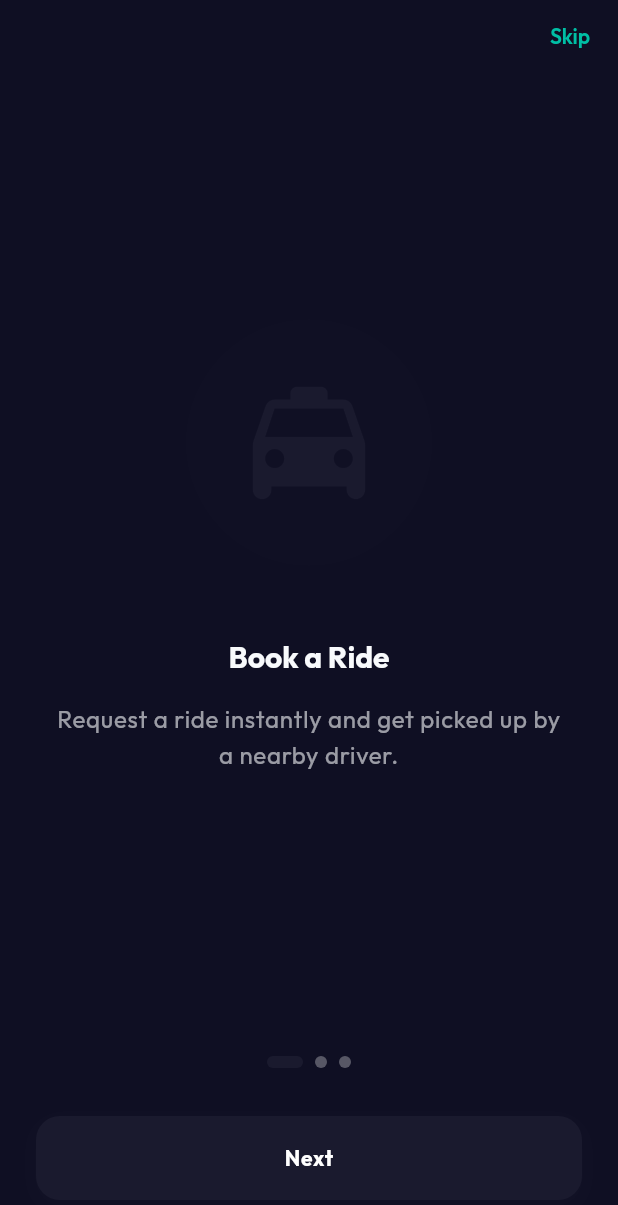
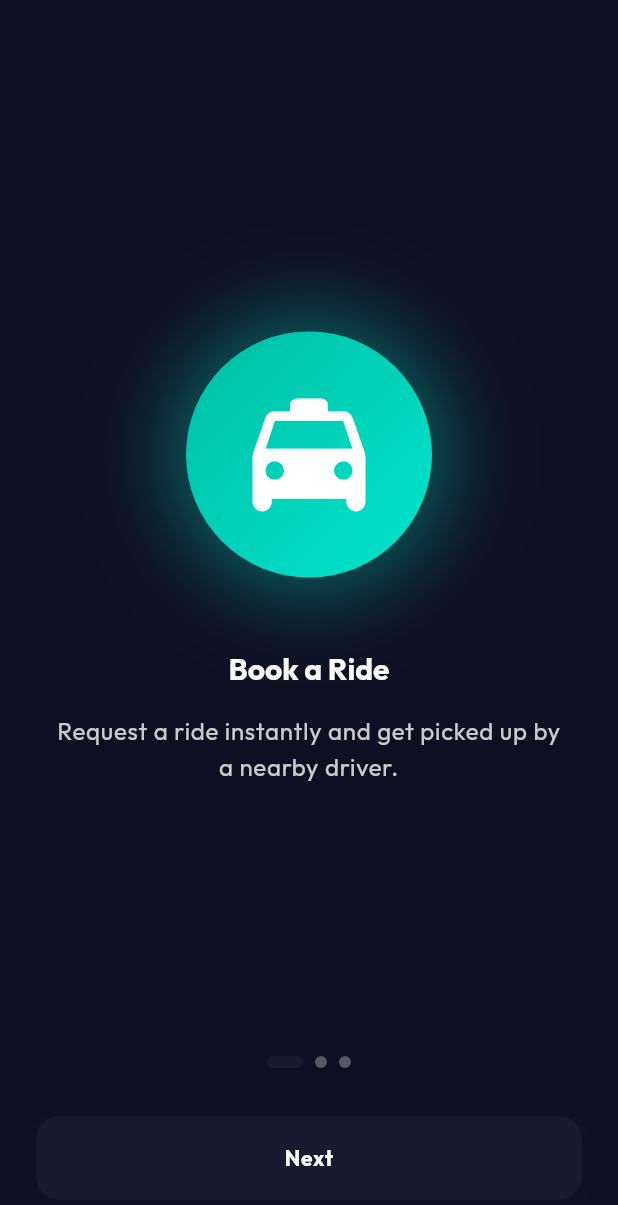
Before and after one commit to umar-git123/RideEASE, a Flutter app: the screen it shows after launch, on a phone screen of 412 x 824 dp. Shown: the top 1205 px of the screen. Run offline on Flutter 3.47's test engine with Material 3 defaults, Android fonts, the phone set to English and light mode, and no system bars; our stand-ins replace flutter_map, geolocator, google_fonts, latlong2, supabase_flutter; accounts and stored records are empty.

Commit message:
Fixed UI for onboarding screens

```diff
--- a/lib/screens/onboarding/onboarding_screen.dart
+++ b/lib/screens/onboarding/onboarding_screen.dart
@@ -1,6 +1,7 @@
 import 'package:flutter/material.dart';
 import '../auth/login_screen.dart';
 import '../../widgets/custom_button.dart';
+import '../../core/theme.dart';
 
 class OnboardingScreen extends StatefulWidget {
   const OnboardingScreen({Key? key}) : super(key: key);
@@ -34,48 +35,65 @@ class _OnboardingScreenState extends State<OnboardingScreen> {
   @override
   Widget build(BuildContext context) {
     final theme = Theme.of(context);
+    final size = MediaQuery.of(context).size;
+    final bool isLandscape = size.height < size.width;
 
     return Scaffold(
       backgroundColor: theme.scaffoldBackgroundColor,
       body: SafeArea(
-        child: Column(
+        child: Stack(
           children: [
-            Align(
-              alignment: Alignment.topRight,
-              child: TextButton(
-                onPressed: () {
-                   Navigator.pushReplacement(context, MaterialPageRoute(builder: (_) => const LoginScreen()));
-                },
-                child: const Text('Skip'),
-              ),
-            ),
-            Expanded(
+            // Page View with scrolling items
+            Positioned.fill(
               child: PageView.builder(
                 controller: _controller,
                 onPageChanged: (index) => setState(() => _currentPage = index),
                 itemCount: _pages.length,
                 itemBuilder: (context, index) {
-                  return Padding(
-                    padding: const EdgeInsets.symmetric(horizontal: 32),
+                  return LayoutBuilder(
+                    builder: (context, constraints) {
+                      final bool isSmallHeight = constraints.maxHeight < 400;
+
+                      return SingleChildScrollView(
+                        physics: const BouncingScrollPhysics(),
+                        child: ConstrainedBox(
+                          constraints: BoxConstraints(minHeight: constraints.maxHeight),
+                          child: IntrinsicHeight(
+                            child: Padding(
+                              padding: EdgeInsets.only(
+                                left: 32,
+                                right: 32,
+                                top: isSmallHeight ? 60 : 80,
+                                bottom: isSmallHeight ? 120 : 160,
+                              ),
                               child: Column(
                                 mainAxisAlignment: MainAxisAlignment.center,
                                 children: [
                                   Container(
-                          padding: const EdgeInsets.all(32),
+                                    padding: EdgeInsets.all(isSmallHeight ? 24 : 32),
                                     decoration: BoxDecoration(
-                            color: theme.primaryColor.withOpacity(0.1),
+                                      gradient: AppTheme.primaryGradient,
                                       shape: BoxShape.circle,
+                                      boxShadow: [
+                                        BoxShadow(
+                                          color: AppTheme.primaryColor.withOpacity(0.5),
+                                          blurRadius: isSmallHeight ? 30 : 50,
+                                          spreadRadius: isSmallHeight ? 5 : 10,
+                                        ),
+                                      ],
                                     ),
                                     child: Icon(
                                       _pages[index]['icon'] as IconData,
-                            size: 100,
-                            color: theme.primaryColor,
+                                      size: isSmallHeight ? 60 : 100,
+                                      color: Colors.white,
                                     ),
                                   ),
-                        const SizedBox(height: 48),
+                                  SizedBox(height: isSmallHeight ? 24 : 48),
                                   Text(
                                     _pages[index]['title']! as String,
-                          style: theme.textTheme.headlineMedium?.copyWith(
+                                    style: (isSmallHeight
+                                      ? theme.textTheme.headlineSmall
+                                      : theme.textTheme.headlineMedium)?.copyWith(
                                       fontWeight: FontWeight.bold,
                                       color: theme.colorScheme.onSurface,
                                     ),
@@ -85,20 +103,50 @@ class _OnboardingScreenState extends State<OnboardingScreen> {
                                   Text(
                                     _pages[index]['description']! as String,
                                     textAlign: TextAlign.center,
-                          style: theme.textTheme.bodyLarge?.copyWith(
-                            color: theme.colorScheme.onSurface.withOpacity(0.6),
+                                    style: (isSmallHeight
+                                      ? theme.textTheme.bodyMedium
+                                      : theme.textTheme.bodyLarge)?.copyWith(
+                                      color: theme.colorScheme.onSurface.withOpacity(0.8),
                                       height: 1.5,
                                     ),
                                   ),
                                 ],
                               ),
+                            ),
+                          ),
+                        ),
+                      );
+                    },
                   );
                 },
               ),
             ),
-            Container(
-              padding: const EdgeInsets.all(24),
+
+            // Removed Skip button from here as requested
+
+            // Bottom controls
+            Positioned(
+              bottom: 0,
+              left: 0,
+              right: 0,
+              child: Container(
+                padding: EdgeInsets.symmetric(
+                  horizontal: 24,
+                  vertical: isLandscape ? 12 : 24
+                ),
+                decoration: BoxDecoration(
+                  gradient: LinearGradient(
+                    begin: Alignment.topCenter,
+                    end: Alignment.bottomCenter,
+                    colors: [
+                      theme.scaffoldBackgroundColor.withOpacity(0),
+                      theme.scaffoldBackgroundColor.withOpacity(0.9),
+                      theme.scaffoldBackgroundColor,
+                    ],
+                  ),
+                ),
                 child: Column(
+                  mainAxisSize: MainAxisSize.min,
                   children: [
                     Row(
                       mainAxisAlignment: MainAxisAlignment.center,
@@ -118,8 +166,10 @@ class _OnboardingScreenState extends State<OnboardingScreen> {
                         ),
                       ),
                     ),
-                  const SizedBox(height: 32),
-                  CustomButton(
+                    SizedBox(height: isLandscape ? 16 : 32),
+                    ConstrainedBox(
+                      constraints: const BoxConstraints(maxWidth: 400),
+                      child: CustomButton(
                         text: _currentPage == _pages.length - 1 ? 'Get Started' : 'Next',
                         onPressed: () {
                           if (_currentPage < _pages.length - 1) {
@@ -128,11 +178,13 @@ class _OnboardingScreenState extends State<OnboardingScreen> {
                               curve: Curves.easeInOut
                             );
                           } else {
-                        Navigator.pushReplacement(context, MaterialPageRoute(builder: (_) => const LoginScreen()));
+                            _goToLogin();
                           }
                         },
                       ),
+                    ),
                   ],
+                ),
               ),
             ),
           ],
@@ -140,4 +192,11 @@ class _OnboardingScreenState extends State<OnboardingScreen> {
       ),
     );
   }
+
+  void _goToLogin() {
+    Navigator.pushReplacement(
+      context,
+      MaterialPageRoute(builder: (_) => const LoginScreen())
+    );
   }
+}
```
Also changed, not shown: lib/screens/auth/login_screen.dart (+0 -37 lines), lib/screens/driver/driver_dashboard.dart (+9 -3 lines), lib/screens/driver/ride_requests_screen.dart (+5 -2 lines), lib/screens/splash/splash_screen.dart (+18 -12 lines), lib/widgets/active_ride_panel.dart (+9 -2 lines), 1 other file. Lines whose indentation alone changed are shown as unchanged.
